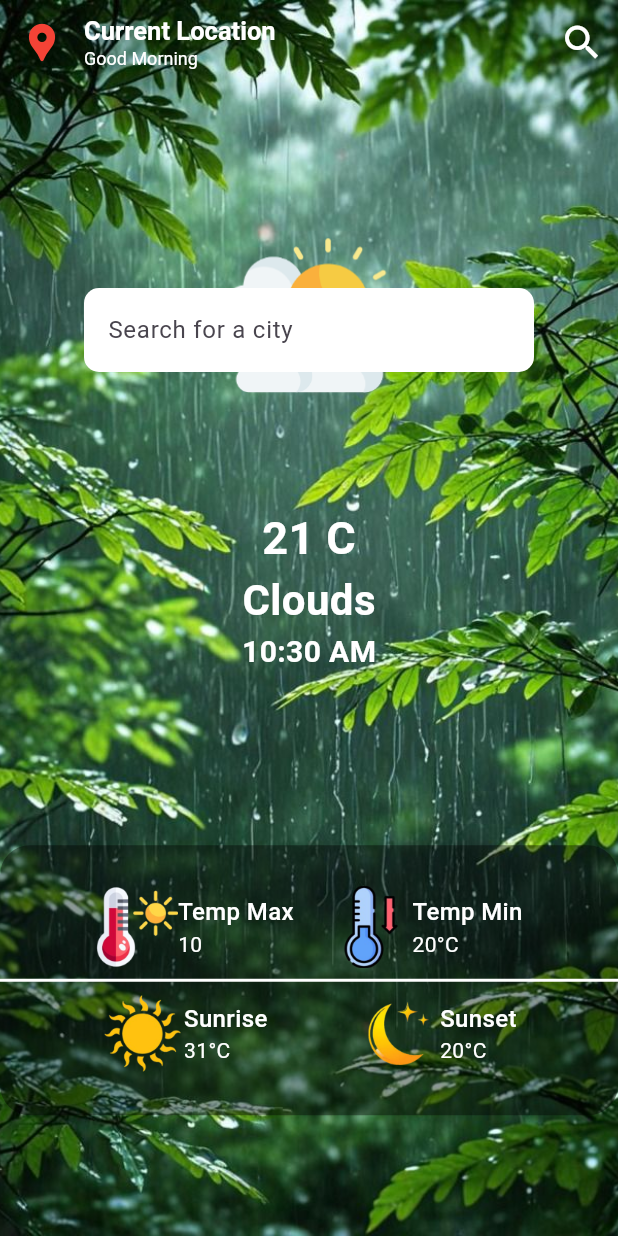
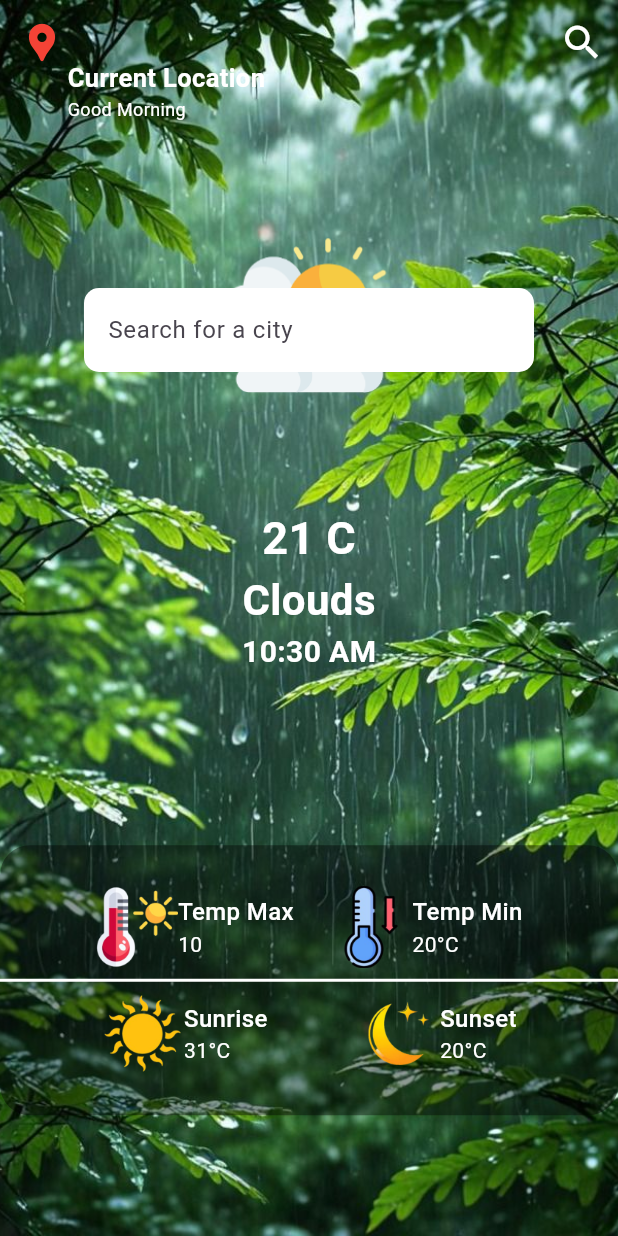
Before and after one commit to TechnoKaMagic/weather, a Flutter app: the screen it shows after launch, after a tap on the "search" icon, on a phone screen of 412 x 824 dp. Run offline on Flutter 3.47's test engine with Material 3 defaults, Android fonts, the phone set to English and light mode, and no system bars; our stand-ins replace geocoding, geolocator.

Commit message:
update from yt

```diff
--- a/lib/main.dart
+++ b/lib/main.dart
@@ -13,7 +13,7 @@ class MyApp extends StatelessWidget {
   Widget build(BuildContext context) {
     return MultiProvider(
       providers: [
-        ChangeNotifierProvider(create: (context)=> Locationprovider()),
+        ChangeNotifierProvider(create: (context)=> LocationProvider()),
         ChangeNotifierProvider(create: (context)=> WeatherServiceProvider())
       ],
       child: MaterialApp(
--- a/lib/screens/home_page.dart
+++ b/lib/screens/home_page.dart
@@ -5,6 +5,7 @@ import 'package:weather_app/Bottomsectionrefact.dart';
 import 'package:weather_app/Widgets.dart';
 import 'package:weather_app/data/images.dart';
 import 'package:weather_app/services/LocationProvider.dart';
+import 'package:weather_app/services/weatherService_Provider.dart';
 
 class HomePage extends StatefulWidget {
   const HomePage({super.key});
@@ -16,14 +17,17 @@ class HomePage extends StatefulWidget {
 class _HomePageState extends State<HomePage> {
   bool _isSearching = false; // State variable to track search state
 
-@override
-void initState(){
-    Provider.of<Locationprovider>(context,listen: false).determinePosition();
+  @override
+  void initState() {
+    Provider.of<LocationProvider>(context, listen: false).determinePosition();
     super.initState();
-}
+  }
+
   @override
   Widget build(BuildContext context) {
     Size size = MediaQuery.of(context).size;
+    final locationProvider = Provider.of<LocationProvider>(context);
+    final weatherProvider = Provider.of<WeatherServiceProvider>(context);
     return Scaffold(
       extendBodyBehindAppBar: true,
       appBar: AppBar(
@@ -32,21 +36,6 @@ void initState(){
         leading: Icon(Icons.location_pin, color: Colors.red, size: 30),
         title: Column(
           crossAxisAlignment: CrossAxisAlignment.start,
-          children: [
-            Text(
-              "Current Location",
-              style: TextStyle(
-                  fontSize: 17,
-                  fontWeight: FontWeight.bold,
-                  color: Colors.white),
-            ),
-            Text(
-              "Good Morning",
-              style: TextStyle(
-                  fontSize: 12,
-                  color: Colors.white),
-            ),
-          ],
         ),
         titleSpacing: 0,
         actions: [
@@ -76,6 +65,30 @@ void initState(){
         ),
         child: Stack(
           children: [
+            Container(
+              child: Consumer<LocationProvider> (
+                builder: (context,locationProvider,child){
+                    return Padding(
+                padding: const EdgeInsets.only(top: 40, left: 45),
+                child: Column(
+                  crossAxisAlignment: CrossAxisAlignment.start,
+                  children: [
+                    Text( locationProvider.currentLocationName?.locality ??    "Current Location",
+                      style: TextStyle(
+                          fontSize: 17,
+                          fontWeight: FontWeight.bold,
+                          color: Colors.white),
+                    ),
+                    Text(
+                      "Good Morning",
+                      style: TextStyle(fontSize: 12, color: Colors.white),
+                    ),
+                  ],
+                ),
+              );
+                },
+              ),
+            ),
             Align(
               alignment: Alignment(0, -0.6),
               child: Image.asset(
@@ -91,11 +104,23 @@ void initState(){
                 width: 150,
                 child: Column(
                   children: [
-                    TextW(text: "21 C", fontSize: 30, fontWeight: FontWeight.bold,),
-                    TextW(text: "Clouds", fontSize: 28, fontWeight: FontWeight.bold,),
-                    TextW(text: DateFormat('hh:mm a')
-                        .format(DateTime.now())
-                        .toString(), fontSize: 20, fontWeight: FontWeight.bold,)
+                    TextW(
+                      text: "21 C",
+                      fontSize: 30,
+                      fontWeight: FontWeight.bold,
+                    ),
+                    TextW(
+                      text: "Clouds",
+                      fontSize: 28,
+                      fontWeight: FontWeight.bold,
+                    ),
+                    TextW(
+                      text: DateFormat('hh:mm a')
+                          .format(DateTime.now())
+                          .toString(),
+                      fontSize: 20,
+                      fontWeight: FontWeight.bold,
+                    )
                   ],
                 ),
               ),
@@ -117,7 +142,7 @@ void initState(){
                             img: tempHigh,
                             labelText: "Temp Max",
                             value: "10" // Placeholder value
-                        ),
+                            ),
                         SizedBox(width: 24),
                         BottomInfo(
                             img: tempLow, labelText: "Temp Min", value: "20°C"),
@@ -127,9 +152,11 @@ void initState(){
                     Row(
                       mainAxisAlignment: MainAxisAlignment.center,
                       children: [
-                        BottomInfo(img: sun, labelText: "Sunrise", value: "31°C"),
+                        BottomInfo(
+                            img: sun, labelText: "Sunrise", value: "31°C"),
                         SizedBox(width: 60),
-                        BottomInfo(img: moon, labelText: "Sunset", value: "20°C")
+                        BottomInfo(
+                            img: moon, labelText: "Sunset", value: "20°C")
                       ],
                     ),
                   ],
--- a/lib/services/LocationProvider.dart
+++ b/lib/services/LocationProvider.dart
@@ -1,15 +1,16 @@
+
 import 'package:flutter/cupertino.dart';
 import 'package:geocoding/geocoding.dart';
 import 'package:geolocator/geolocator.dart';
 import 'package:weather_app/services/Location_Service.dart';
 
-class Locationprovider with ChangeNotifier {
+class LocationProvider with ChangeNotifier {
   Position? _currentPosition;
-  Position? get currentPosition => _currentPosition;
+  Position? get currentPostion => _currentPosition;
+  final LocationService _locationService = LocationService();
 
-  final LocationService _locationService = LocationService();
   Placemark? _currentLocationName;
-  Placemark? get currentLocation => _currentLocationName;
+  Placemark? get currentLocationName => _currentLocationName;
 
   Future<void> determinePosition() async {
     bool serviceEnabled;
@@ -24,32 +25,37 @@ class Locationprovider with ChangeNotifier {
     }
 
     permission = await Geolocator.checkPermission();
+
     if (permission == LocationPermission.denied) {
       permission = await Geolocator.requestPermission();
+
+      if (permission == LocationPermission.denied) {
+        _currentPosition = null;
+        notifyListeners();
+        return;
+      }
     }
 
-    if (permission == LocationPermission.denied) {
-      _currentPosition = null;
-      notifyListeners();
-      return;
-    }
     if (permission == LocationPermission.deniedForever) {
       _currentPosition = null;
       notifyListeners();
       return;
     }
 
-    // Get the current position
-    _currentPosition = await Geolocator.getCurrentPosition(desiredAccuracy: LocationAccuracy.high);
+    _currentPosition = await Geolocator.getCurrentPosition();
+    //print(_currentPosition);
 
-    // Print the latitude and longitude
-    print('Latitude: ${_currentPosition?.latitude}');
-    print('Longitude: ${_currentPosition?.longitude}');
+    _currentLocationName =
+        await _locationService.getLocationName(_currentPosition);
+
+    print(_currentLocationName);
 
     notifyListeners();
+  }
 
-    // Get the current location name
-    _currentLocationName = await _locationService.getLocationName(_currentPosition);
-    print(_currentLocationName);
-  }
+  // ask the permission
+
+  // get the location
+
+  // get the placemark
 }
--- a/lib/services/Location_Service.dart
+++ b/lib/services/Location_Service.dart
@@ -1,6 +1,5 @@
-// import 'package:flutter/material.dart';
+import 'package:geocoding/geocoding.dart';
 import 'package:geolocator/geolocator.dart';
-import 'package:geocoding/geocoding.dart';
 
 class LocationService {
   Future<Placemark?> getLocationName(Position? position) async {
@@ -8,13 +7,15 @@ class LocationService {
       try {
         final placemarks = await placemarkFromCoordinates(
             position.latitude, position.longitude);
+
         if (placemarks.isNotEmpty) {
           return placemarks[0];
         }
       } catch (e) {
-        print("error fetching location name");
+        print("Error fetching location name");
       }
+
+      return null;
     }
-    return null;
   }
 }
```
Also changed, not shown: 1 other file.
